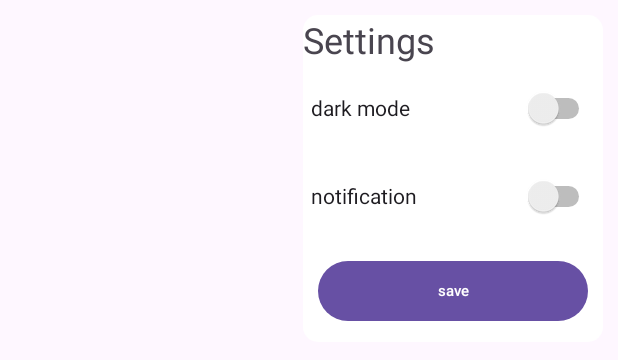
After one commit to KoraFey/projsess, an Android app: the layout pop_settings.xml on its own in the app's theme, with its tools: preview values and no code run, on a phone screen of 412 x 824 dp. The commit adds this screen. Shown: the top 360 px of the screen. Run offline under Robolectric (Android 15) with nearby library versions, the phone set to English and light mode, and no system bars; network calls fail.

Commit message:
settings system

```diff
--- /dev/null
+++ b/MyApplication2/app/src/main/res/drawable/popup.xml
@@ -0,0 +1,5 @@
+<?xml version="1.0" encoding="utf-8"?>
+<shape xmlns:android="http://schemas.android.com/apk/res/android">
+    <solid android:color="@color/white"/>
+    <corners android:radius="10dp"/>
+</shape>
--- /dev/null
+++ b/MyApplication2/app/src/main/res/layout/pop_settings.xml
@@ -0,0 +1,55 @@
+<?xml version="1.0" encoding="utf-8"?>
+<androidx.constraintlayout.widget.ConstraintLayout xmlns:android="http://schemas.android.com/apk/res/android"
+    xmlns:app="http://schemas.android.com/apk/res-auto"
+    android:layout_width="match_parent"
+    android:layout_height="match_parent">
+
+    <LinearLayout
+        android:layout_width="200dp"
+        android:layout_height="wrap_content"
+        android:layout_margin="10dp"
+        android:background="@drawable/popup"
+        android:orientation="vertical"
+        app:layout_constraintEnd_toEndOf="parent"
+        app:layout_constraintTop_toTopOf="parent">
+
+        <TextView
+            android:id="@+id/textView"
+            android:layout_width="match_parent"
+            android:layout_height="wrap_content"
+            android:text="Settings"
+            android:textSize="24sp" />
+
+        <Switch
+            android:id="@+id/dark_mode"
+            android:layout_width="match_parent"
+            android:layout_height="wrap_content"
+            android:minHeight="48dp"
+            android:layout_margin="5dp"
+            android:text="dark mode" />
+
+        <Switch
+            android:id="@+id/notification"
+            android:layout_width="match_parent"
+            android:layout_height="wrap_content"
+            android:layout_margin="5dp"
+            android:minHeight="48dp"
+            android:text="notification" />
+
+        <LinearLayout
+            android:layout_width="match_parent"
+            android:layout_height="match_parent"
+            android:orientation="horizontal">
+
+            <Button
+                android:id="@+id/close"
+                android:layout_width="wrap_content"
+                android:layout_height="wrap_content"
+                android:layout_margin="10dp"
+                android:layout_weight="1"
+                android:text="save"
+                android:textSize="10dp" />
+        </LinearLayout>
+
+    </LinearLayout>
+</androidx.constraintlayout.widget.ConstraintLayout>
```
Also changed, not shown: MyApplication2/app/src/main/java/com/example/myapplication/MAIN.java (+144 -22 lines), MyApplication2/app/src/main/res/layout/mainlayout.xml (+7 -6 lines), 1 other file.
